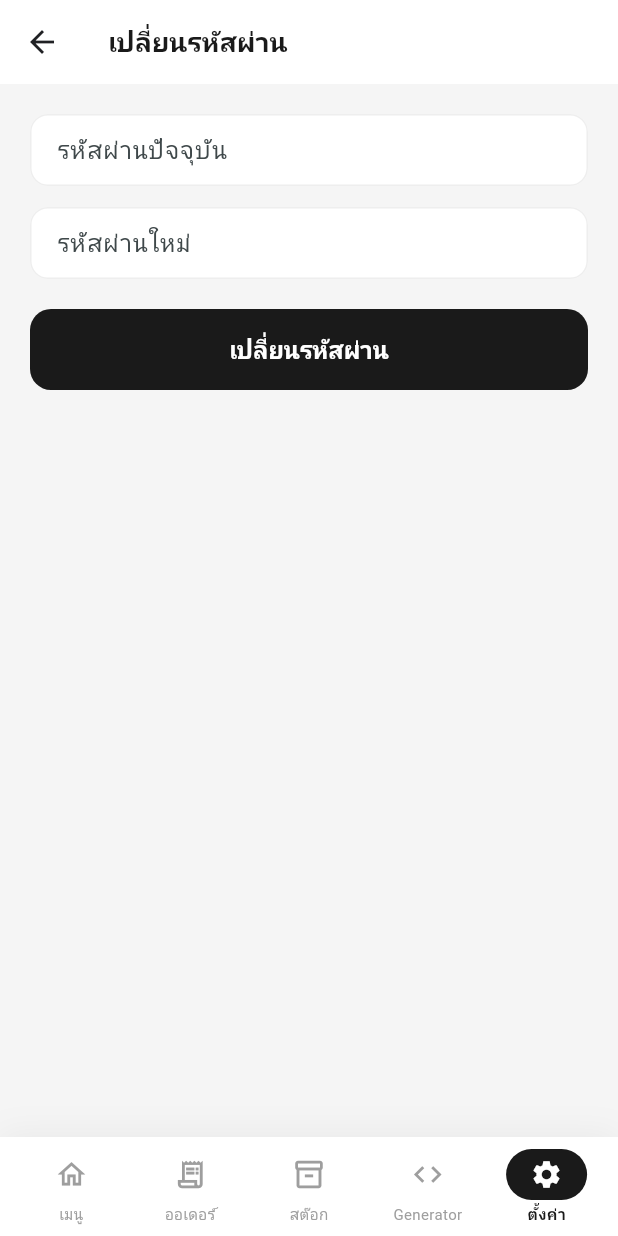
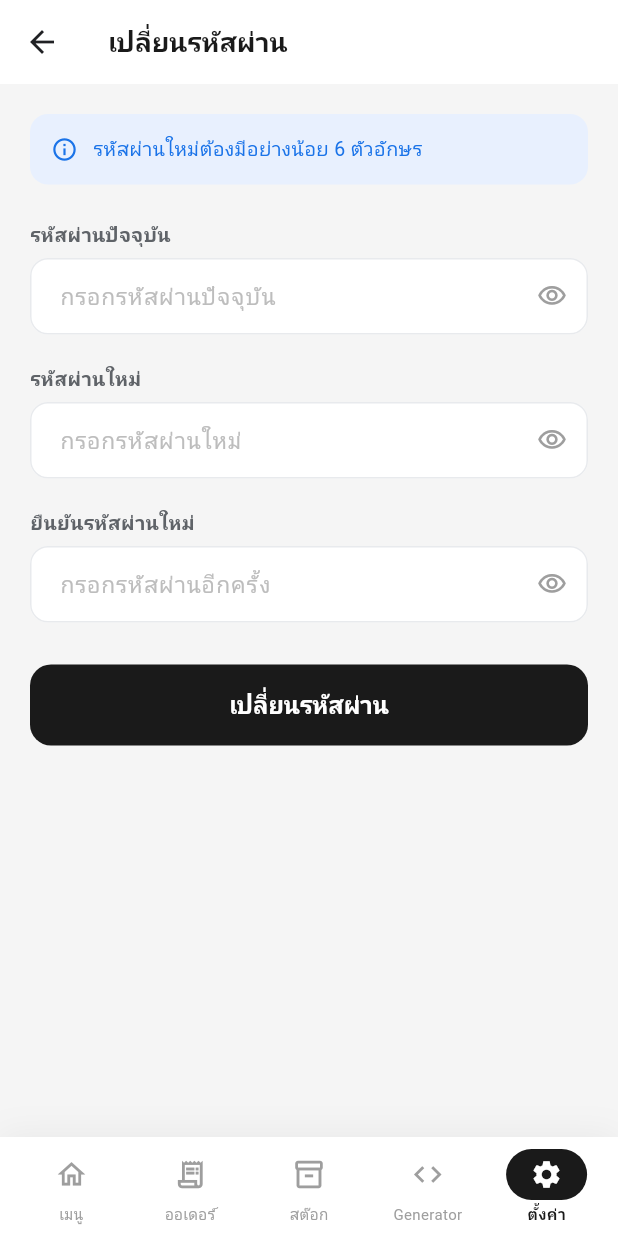
Before and after one commit to prkpwm/AIhya-food-man, a Flutter app: the SettingsScreen screen opened by its route, after a tap on "เปลี่ยนรหัสผ่าน", on a phone screen of 412 x 824 dp. Run offline on Flutter 3.47's test engine with Material 3 defaults, Android fonts, the phone set to English and light mode, and no system bars; our stand-ins replace dio, flutter_riverpod, go_router, image_picker, shared_preferences; missing offline and left inert: dart:js; accounts and stored records are empty.

Commit message:
feat: redesign change password page with confirm field and show/hide toggle

```diff
--- a/line_oa_food_order/lib/features/settings/screens/settings_screen.dart
+++ b/line_oa_food_order/lib/features/settings/screens/settings_screen.dart
@@ -204,8 +204,17 @@ class _ChangePasswordPage extends StatefulWidget {
 class _ChangePasswordPageState extends State<_ChangePasswordPage> {
   final _curCtrl = TextEditingController();
   final _newCtrl = TextEditingController();
+  final _confirmCtrl = TextEditingController();
   String? _token;
   bool _saving = false;
+  bool _showCur = false;
+  bool _showNew = false;
+  bool _showConfirm = false;
+
+  // validation state
+  String? _curError;
+  String? _newError;
+  String? _confirmError;
 
   @override
   void initState() {
@@ -214,21 +223,34 @@ class _ChangePasswordPageState extends State<_ChangePasswordPage> {
   }
 
   @override
-  void dispose() { _curCtrl.dispose(); _newCtrl.dispose(); super.dispose(); }
+  void dispose() {
+    _curCtrl.dispose(); _newCtrl.dispose(); _confirmCtrl.dispose();
+    super.dispose();
+  }
+
+  bool _validate() {
+    String? curErr, newErr, confirmErr;
+    if (_curCtrl.text.isEmpty) curErr = 'กรุณากรอกรหัสผ่านปัจจุบัน';
+    if (_newCtrl.text.length < 6) newErr = 'รหัสผ่านใหม่ต้องมีอย่างน้อย 6 ตัวอักษร';
+    if (_confirmCtrl.text != _newCtrl.text) confirmErr = 'รหัสผ่านไม่ตรงกัน';
+    setState(() { _curError = curErr; _newError = newErr; _confirmError = confirmErr; });
+    return curErr == null && newErr == null && confirmErr == null;
+  }
 
   Future<void> _save() async {
-    if (_token == null) return;
-    if (_curCtrl.text.isEmpty || _newCtrl.text.isEmpty) {
-      ScaffoldMessenger.of(context).showSnackBar(const SnackBar(content: Text('กรุณากรอกรหัสผ่านให้ครบ'), behavior: SnackBarBehavior.floating));
-      return;
-    }
+    if (!_validate() || _token == null) return;
     setState(() => _saving = true);
     try {
       await ApiService().changePassword(_token!, _curCtrl.text.trim(), _newCtrl.text.trim());
-      _curCtrl.clear(); _newCtrl.clear();
-      if (mounted) ScaffoldMessenger.of(context).showSnackBar(const SnackBar(content: Text('เปลี่ยนรหัสผ่านแล้ว'), behavior: SnackBarBehavior.floating));
+      _curCtrl.clear(); _newCtrl.clear(); _confirmCtrl.clear();
+      setState(() { _curError = null; _newError = null; _confirmError = null; });
+      if (mounted) {
+        ScaffoldMessenger.of(context).showSnackBar(
+          const SnackBar(content: Text('✅ เปลี่ยนรหัสผ่านสำเร็จ'), behavior: SnackBarBehavior.floating, backgroundColor: Color(0xFF34A853)),
+        );
+      }
     } catch (_) {
-      if (mounted) ScaffoldMessenger.of(context).showSnackBar(const SnackBar(content: Text('รหัสผ่านปัจจุบันไม่ถูกต้อง'), behavior: SnackBarBehavior.floating));
+      setState(() => _curError = 'รหัสผ่านปัจจุบันไม่ถูกต้อง');
     } finally {
       if (mounted) setState(() => _saving = false);
     }
@@ -237,14 +259,114 @@ class _ChangePasswordPageState extends State<_ChangePasswordPage> {
   @override
   Widget build(BuildContext context) => _SubPage(
     title: 'เปลี่ยนรหัสผ่าน',
-    child: Column(children: [
-      _Field(ctrl: _curCtrl, label: 'รหัสผ่านปัจจุบัน', obscure: true),
-      const SizedBox(height: 14),
-      _Field(ctrl: _newCtrl, label: 'รหัสผ่านใหม่', obscure: true),
+    child: Column(crossAxisAlignment: CrossAxisAlignment.start, children: [
+      // info banner
+      Container(
+        padding: const EdgeInsets.all(14),
+        decoration: BoxDecoration(color: const Color(0xFFE8F0FE), borderRadius: BorderRadius.circular(12)),
+        child: const Row(children: [
+          Icon(Icons.info_outline, color: Color(0xFF1A73E8), size: 18),
+          SizedBox(width: 10),
+          Expanded(child: Text('รหัสผ่านใหม่ต้องมีอย่างน้อย 6 ตัวอักษร', style: TextStyle(fontSize: 13, color: Color(0xFF1A73E8)))),
+        ]),
+      ),
+      const SizedBox(height: 24),
+
+      // current password
+      const _Label('รหัสผ่านปัจจุบัน'),
+      const SizedBox(height: 6),
+      _PasswordField(
+        ctrl: _curCtrl,
+        hint: 'กรอกรหัสผ่านปัจจุบัน',
+        show: _showCur,
+        onToggle: () => setState(() => _showCur = !_showCur),
+        error: _curError,
+        onChanged: (_) => setState(() => _curError = null),
+      ),
       const SizedBox(height: 20),
+
+      // new password
+      const _Label('รหัสผ่านใหม่'),
+      const SizedBox(height: 6),
+      _PasswordField(
+        ctrl: _newCtrl,
+        hint: 'กรอกรหัสผ่านใหม่',
+        show: _showNew,
+        onToggle: () => setState(() => _showNew = !_showNew),
+        error: _newError,
+        onChanged: (_) => setState(() => _newError = null),
+      ),
+      const SizedBox(height: 20),
+
+      // confirm password
+      const _Label('ยืนยันรหัสผ่านใหม่'),
+      const SizedBox(height: 6),
+      _PasswordField(
+        ctrl: _confirmCtrl,
+        hint: 'กรอกรหัสผ่านอีกครั้ง',
+        show: _showConfirm,
+        onToggle: () => setState(() => _showConfirm = !_showConfirm),
+        error: _confirmError,
+        onChanged: (_) => setState(() => _confirmError = null),
+      ),
+      const SizedBox(height: 28),
+
       _SaveBtn(onPressed: _save, saving: _saving, label: 'เปลี่ยนรหัสผ่าน'),
     ]),
   );
+}
+
+// ─── Password field with show/hide toggle ─────────────────────────────────────
+
+class _PasswordField extends StatelessWidget {
+  final TextEditingController ctrl;
+  final String hint;
+  final bool show;
+  final VoidCallback onToggle;
+  final String? error;
+  final ValueChanged<String>? onChanged;
+  const _PasswordField({required this.ctrl, required this.hint, required this.show, required this.onToggle, this.error, this.onChanged});
+
+  @override
+  Widget build(BuildContext context) {
+    return Column(crossAxisAlignment: CrossAxisAlignment.start, children: [
+      TextField(
+        controller: ctrl,
+        obscureText: !show,
+        onChanged: onChanged,
+        style: const TextStyle(fontSize: 15),
+        decoration: InputDecoration(
+          hintText: hint,
+          hintStyle: const TextStyle(color: Color(0xFFBDBDBD)),
+          filled: true,
+          fillColor: Colors.white,
+          contentPadding: const EdgeInsets.symmetric(horizontal: 16, vertical: 14),
+          border: OutlineInputBorder(borderRadius: BorderRadius.circular(12), borderSide: const BorderSide(color: Color(0xFFE8EAED))),
+          enabledBorder: OutlineInputBorder(borderRadius: BorderRadius.circular(12), borderSide: BorderSide(color: error != null ? Colors.red.shade300 : const Color(0xFFE8EAED))),
+          focusedBorder: OutlineInputBorder(borderRadius: BorderRadius.circular(12), borderSide: BorderSide(color: error != null ? Colors.red : const Color(0xFF1A73E8), width: 1.5)),
+          suffixIcon: IconButton(
+            icon: Icon(show ? Icons.visibility_off_outlined : Icons.visibility_outlined, color: const Color(0xFF9E9E9E), size: 20),
+            onPressed: onToggle,
+          ),
+        ),
+      ),
+      if (error != null) ...[
+        const SizedBox(height: 6),
+        Row(children: [
+          const Icon(Icons.error_outline, size: 14, color: Colors.red),
+          const SizedBox(width: 4),
+          Text(error!, style: const TextStyle(fontSize: 12, color: Colors.red)),
+        ]),
+      ],
+    ]);
+  }
+}
+
+class _Label extends StatelessWidget {
+  final String text;
+  const _Label(this.text);
+  @override
+  Widget build(BuildContext context) => Text(text, style: const TextStyle(fontSize: 13, fontWeight: FontWeight.w600, color: Color(0xFF5f6368)));
 }
 
 // ─── Shop info page ───────────────────────────────────────────────────────────
```
